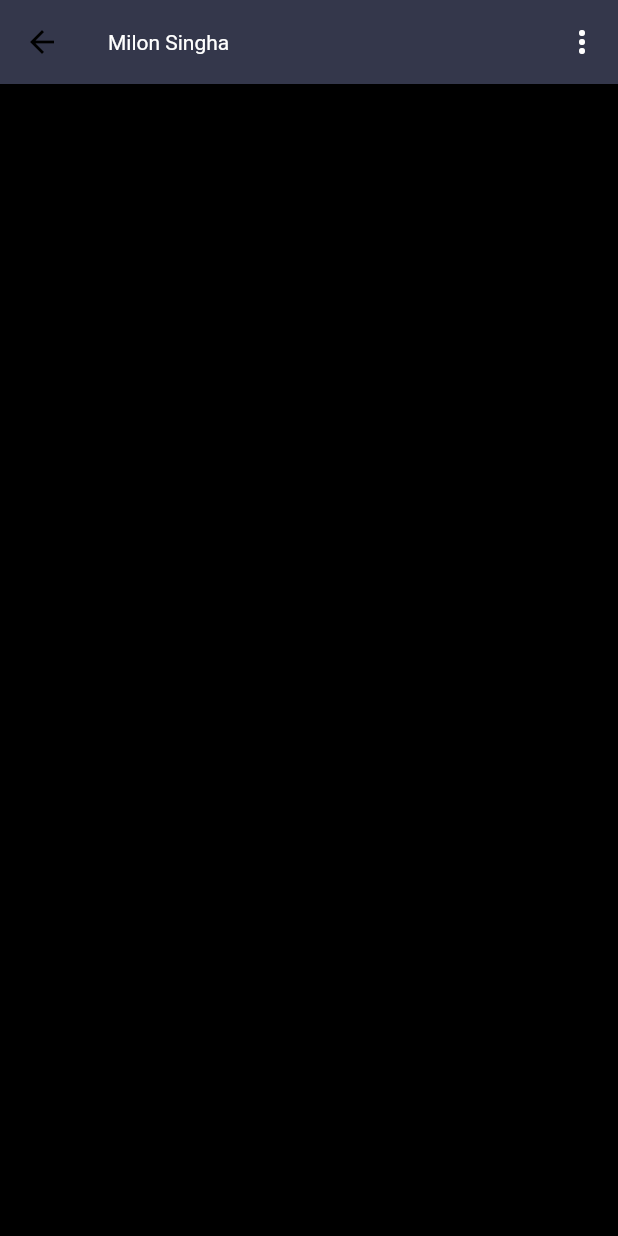
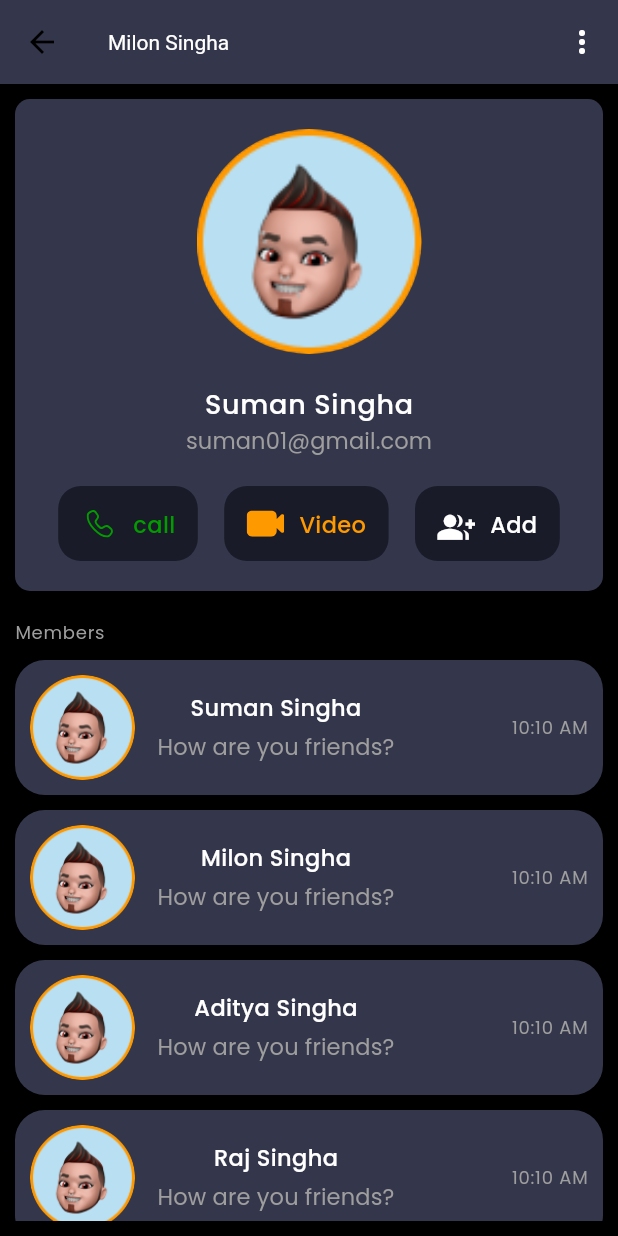
Before and after one commit to sismart286/sampark_app_26, a Flutter app: the GroupInfo screen opened directly, on a phone screen of 412 x 824 dp. Run offline on Flutter 3.47's test engine with Material 3 defaults, Android fonts, the phone set to English and light mode, and no system bars; our stand-ins replace flutter_svg, get, slide_to_act.

Commit message:
Dummy GroupInfo Page is completed

```diff
--- a/lib/Pages/GroupInfo/GroupInfo.dart
+++ b/lib/Pages/GroupInfo/GroupInfo.dart
@@ -1,4 +1,7 @@
 import 'package:flutter/material.dart';
+import 'package:sampark_app_26/Config/Images.dart';
+import 'package:sampark_app_26/Pages/GroupInfo/GroupMemberInfo.dart';
+import 'package:sampark_app_26/Pages/Home/Widgets/ChatTile.dart';
 
 class GroupInfo extends StatelessWidget {
   const GroupInfo({super.key});
@@ -12,6 +15,45 @@ class GroupInfo extends StatelessWidget {
           IconButton(onPressed: () {}, icon: const Icon(Icons.more_vert)),
         ],
       ),
+      body: Padding(
+        padding: const EdgeInsets.all(10),
+        child: ListView(
+          children: [
+            GroupMemberInfo(),
+            const SizedBox(height: 20),
+            Text("Members", style: Theme.of(context).textTheme.labelMedium),
+            const SizedBox(height: 10),
+            Column(
+              children: [
+                ChatTile(
+                  imageUrl: AssetsImage.boyPic,
+                  name: "Suman Singha",
+                  lastChat: "How are you friends?",
+                  lastTime: "10:10 AM",
+                ),
+                ChatTile(
+                  imageUrl: AssetsImage.girlPic,
+                  name: "Milon Singha",
+                  lastChat: "How are you friends?",
+                  lastTime: "10:10 AM",
+                ),
+                ChatTile(
+                  imageUrl: AssetsImage.boyPic,
+                  name: "Aditya Singha",
+                  lastChat: "How are you friends?",
+                  lastTime: "10:10 AM",
+                ),
+                ChatTile(
+                  imageUrl: AssetsImage.boyPic,
+                  name: "Raj Singha",
+                  lastChat: "How are you friends?",
+                  lastTime: "10:10 AM",
+                ),
+              ],
+            ),
+          ],
+        ),
+      ),
     );
   }
 }
--- /dev/null
+++ b/lib/Pages/GroupInfo/GroupMemberInfo.dart
@@ -0,0 +1,130 @@
+import 'package:flutter/material.dart';
+import 'package:flutter_svg/svg.dart';
+import 'package:sampark_app_26/Config/Images.dart';
+
+class GroupMemberInfo extends StatelessWidget {
+  const GroupMemberInfo({super.key});
+
+  @override
+  Widget build(BuildContext context) {
+    return Container(
+      padding: EdgeInsets.all(20),
+      decoration: BoxDecoration(
+        borderRadius: BorderRadius.circular(10),
+        color: Theme.of(context).colorScheme.primaryContainer,
+      ),
+      child: Row(
+        children: [
+          Expanded(
+            child: Column(
+              children: [
+                Row(
+                  mainAxisAlignment: MainAxisAlignment.center,
+                  children: [
+                    Container(
+                      width: 150,
+                      height: 150,
+                      child: ClipRRect(
+                        borderRadius: BorderRadius.circular(100),
+                        child: Image.asset(
+                          AssetsImage.boyPic,
+                          fit: BoxFit.cover,
+                        ),
+                      ),
+                    ),
+                  ],
+                ),
+                const SizedBox(height: 20),
+                Row(
+                  mainAxisAlignment: MainAxisAlignment.center,
+                  children: [
+                    Text(
+                      "Suman Singha",
+                      style: Theme.of(context).textTheme.bodyLarge,
+                    ),
+                  ],
+                ),
+                Row(
+                  mainAxisAlignment: MainAxisAlignment.center,
+                  children: [
+                    Text(
+                      "suman01@gmail.com",
+                      style: Theme.of(context).textTheme.labelLarge,
+                    ),
+                  ],
+                ),
+                const SizedBox(height: 20),
+                Row(
+                  mainAxisAlignment: MainAxisAlignment.spaceAround,
+                  children: [
+                    Container(
+                      height: 50,
+                      padding: EdgeInsets.all(15),
+                      decoration: BoxDecoration(
+                        borderRadius: BorderRadius.circular(15),
+                        color: Theme.of(context).colorScheme.background,
+                      ),
+                      child: Row(
+                        children: [
+                          SvgPicture.asset(
+                            AssetsImage.profileAudioCall,
+                            width: 25,
+                          ),
+                          const SizedBox(width: 10),
+                          Text(
+                            "call",
+                            style: TextStyle(color: Color(0xff039c00)),
+                          ),
+                        ],
+                      ),
+                    ),
+                    Container(
+                      height: 50,
+                      padding: EdgeInsets.all(15),
+                      decoration: BoxDecoration(
+                        borderRadius: BorderRadius.circular(15),
+                        color: Theme.of(context).colorScheme.background,
+                      ),
+                      child: Row(
+                        children: [
+                          SvgPicture.asset(
+                            AssetsImage.profileVideoCall,
+                            width: 25,
+                            color: Color(0xffFF9900),
+                          ),
+                          SizedBox(width: 10),
+                          Text(
+                            "Video",
+                            style: TextStyle(color: Color(0xffFF9900)),
+                          ),
+                        ],
+                      ),
+                    ),
+                    InkWell(
+                      onTap: () {},
+                      child: Container(
+                        height: 50,
+                        padding: EdgeInsets.all(15),
+                        decoration: BoxDecoration(
+                          borderRadius: BorderRadius.circular(15),
+                          color: Theme.of(context).colorScheme.background,
+                        ),
+                        child: Row(
+                          children: [
+                            Icon(Icons.group_add, size: 25),
+                            SizedBox(width: 10),
+                            Text("Add"),
+                          ],
+                        ),
+                      ),
+                    ),
+                  ],
+                ),
+              ],
+            ),
+          ),
+        ],
+      ),
+    );
+  }
+}
```
